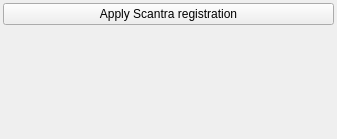
The window that src/gui/forms/toolbar_importScantra.ui (open-scan-crew/OpenScanTools) describes before a commit, drawn with Qt 5.
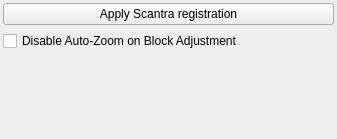
The same window after the commit.

Commit message: feat(scantra): add 'Disable Auto-Zoom on Block Adjustment' toggle

What changed in the file:
```diff
--- a/src/gui/forms/toolbar_importScantra.ui
+++ b/src/gui/forms/toolbar_importScantra.ui
@@ -35,7 +35,7 @@
    <property name="verticalSpacing">
     <number>6</number>
    </property>
-   <item row="2" column="0">
+   <item row="3" column="0">
     <spacer name="verticalSpacer">
      <property name="orientation">
       <enum>Qt::Vertical</enum>
@@ -59,6 +59,25 @@
      </property>
     </widget>
    </item>
+   <item row="1" column="0">
+    <widget class="QCheckBox" name="disableAutoZoomCheckBox">
+     <property name="toolTip">
+      <string>When checked, OpenScanTools will NOT automatically zoom to the scene
+after Scantra finishes a block adjustment. Your current camera position
+and zoom level are preserved, which is useful when inspecting a specific
+detail across multiple adjustment iterations.
+
+When unchecked (default), the legacy behavior is used and the viewport
+is re-framed to the full scene after every adjustment.</string>
+     </property>
+     <property name="text">
+      <string>Disable Auto-Zoom on Block Adjustment</string>
+     </property>
+     <property name="checked">
+      <bool>false</bool>
+     </property>
+    </widget>
+   </item>
   </layout>
  </widget>
  <resources>
```
The commit also changes 9 other files.
